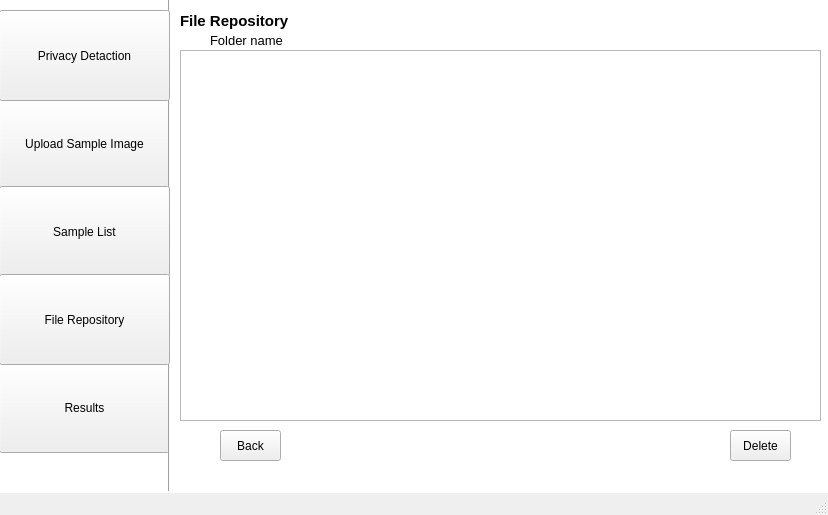
Above: app/gui/UI/ui_7.ui from CSID-DGU/2023-1-CECD3-Sugar-4 before the change. Below: the same form after it.
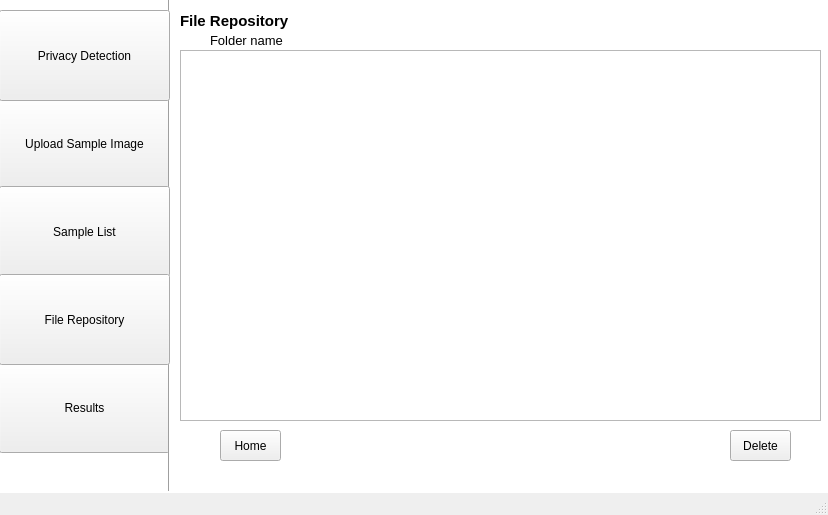
That is the form after the change.

Commit message: ui: 오탈자 수정, back-> Home

What changed in the file:
```diff
--- a/app/gui/UI/ui_7.ui
+++ b/app/gui/UI/ui_7.ui
@@ -107,7 +107,7 @@
      </rect>
     </property>
     <property name="text">
-     <string>Back</string>
+     <string>Home</string>
     </property>
    </widget>
    <widget class="QLabel" name="label_3">
@@ -201,7 +201,7 @@
      </rect>
     </property>
     <property name="text">
-     <string>Privacy Detaction</string>
+     <string>Privacy Detection</string>
     </property>
    </widget>
   </widget>
```
The commit also changes 13 other files.
